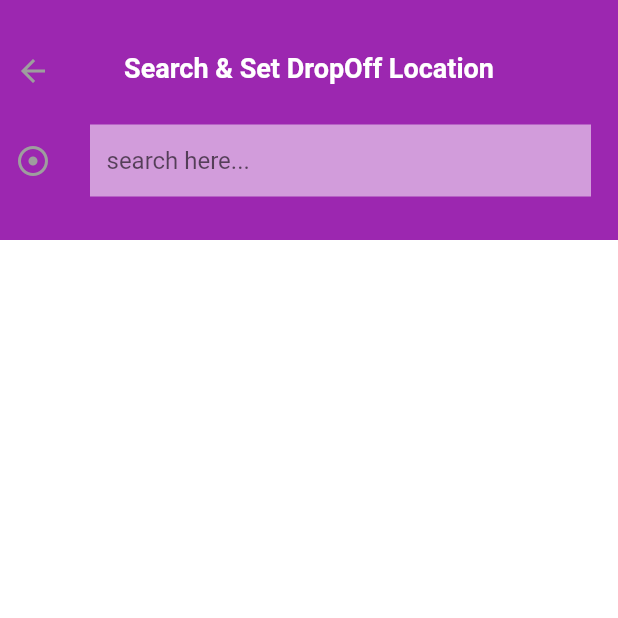
After one commit to Asia9999/users_app, a Flutter app: the SearchPlacesScreen screen opened directly, on a phone screen of 412 x 824 dp, the top half of it. The commit adds this screen. Run offline on Flutter 3.47's test engine with Material 2 defaults, Android fonts, the light colour scheme and no system bars; our stand-ins replace firebase_auth, firebase_core, firebase_database, fluttertoast, geolocator, google_maps_flutter; accounts and stored records are empty.

Commit message:
initial commit

```diff
--- a/lib/assistants/assistant_methods.dart
+++ b/lib/assistants/assistant_methods.dart
@@ -1,11 +1,13 @@
 import 'package:firebase_auth/firebase_auth.dart';
 import 'package:firebase_database/firebase_database.dart';
 import 'package:geolocator/geolocator.dart';
+import 'package:provider/provider.dart';
 import 'package:users_app/assistants/request_assistant.dart';
 import 'package:users_app/global/map_key.dart';
 import 'package:users_app/models/user_model.dart';
 
 import '../global/global.dart';
+import '../infoHandler/app_info.dart';
 import '../models/directions.dart';
 
 class AssistantMethods
@@ -23,6 +25,8 @@ class AssistantMethods
       userPickUpAddress.locationLatitude = position.latitude;
       userPickUpAddress.locationLongitude = position.longitude;
       userPickUpAddress.locationName = humanReadableAddress;
+
+      Provider.of<AppInfo>(context, listen: false).updatePickUpLocationAddress(userPickUpAddress);
 
     }
     return humanReadableAddress;
--- a/lib/global/map_key.dart
+++ b/lib/global/map_key.dart
@@ -1 +1 @@
-String mapKey= "AIzaSyAegsY1fpTItqZxITu7kyq4TCoHghrPE68";
+String mapKey= "AIzaSyBufaYHAy80nTHvhEjS8ABOwBlSK_3HCnQ";
--- /dev/null
+++ b/lib/mainScreens/search_places_screen.dart
@@ -0,0 +1,179 @@
+import 'package:flutter/material.dart';
+import 'package:users_app/assistants/request_assistant.dart';
+import 'package:users_app/global/map_key.dart';
+import 'package:users_app/models/predicted_places.dart';
+import 'package:users_app/models/predicted_places.dart';
+
+import '../widgets/place_prediction_tile.dart';
+//import 'package:users_app/widgets/place_prediction_tile.dart';
+
+
+class SearchPlacesScreen extends StatefulWidget
+{
+
+  @override
+  _SearchPlacesScreenState createState() => _SearchPlacesScreenState();
+}
+
+
+
+
+class _SearchPlacesScreenState extends State<SearchPlacesScreen>
+{
+  List<PredictedPlaces> placesPredictedList = [];
+
+  void findPlaceAutoCompleteSearch(String inputText) async
+  {
+    if(inputText.length > 1) //2 or more than 2 input characters
+        {
+      String urlAutoCompleteSearch = "https://maps.googleapis.com/maps/api/place/autocomplete/json?input=$inputText&key=$mapKey&components=country:SA";
+
+      var responseAutoCompleteSearch = await RequestAssistant.receiveRequest(urlAutoCompleteSearch);
+
+      if(responseAutoCompleteSearch == "Error Occurred, Failed. No Response.")
+      {
+        return;
+      }
+
+      if(responseAutoCompleteSearch["status"] == "OK")
+      {
+        var placePredictions = responseAutoCompleteSearch["predictions"];
+
+        var placePredictionsList = (placePredictions as List).map((jsonData) => PredictedPlaces.fromJson(jsonData)).toList();
+
+        setState(() {
+          placesPredictedList = placePredictionsList;
+        });
+      }
+    }
+  }
+
+  @override
+  Widget build(BuildContext context)
+  {
+    return Scaffold(
+      backgroundColor: Colors.white,
+      body: Column(
+        children: [
+          //search place ui
+          Container(
+            height: 160,
+            decoration: const BoxDecoration(
+              color: Colors.purple,
+              boxShadow:
+              [
+                BoxShadow(
+                  color: Colors.white54,
+                  blurRadius: 8,
+                  spreadRadius: 0.5,
+                  offset: Offset(
+                    0.7,
+                    0.7,
+                  ),
+                ),
+              ],
+            ),
+            child: Padding(
+              padding: const EdgeInsets.all(10.0),
+              child: Column(
+                children: [
+
+                  const SizedBox(height: 25.0),
+
+                  Stack(
+                    children: [
+
+                      GestureDetector(
+                        onTap: ()
+                        {
+                          Navigator.pop(context);
+                        },
+                        child: const Icon(
+                          Icons.arrow_back,
+                          color: Colors.grey,
+                        ),
+                      ),
+
+                      const Center(
+                        child: Text(
+                          "Search & Set DropOff Location",
+                          style: TextStyle(
+                            fontSize: 18.0,
+                            color: Colors.white,
+                            fontWeight: FontWeight.bold,
+                          ),
+                        ),
+                      ),
+                    ],
+                  ),
+
+                  const SizedBox(height: 16.0),
+
+                  Row(
+                    children: [
+
+                      const Icon(
+                        Icons.adjust_sharp,
+                        color: Colors.grey,
+                      ),
+
+                      const SizedBox(width: 18.0,),
+
+                      Expanded(
+                        child: Padding(
+                          padding: const EdgeInsets.all(8.0),
+                          child: TextField(
+                            onChanged: (valueTyped)
+                            {
+                              findPlaceAutoCompleteSearch(valueTyped);
+                            },
+                            decoration: const InputDecoration(
+                              hintText: "search here...",
+                              fillColor: Colors.white54,
+                              filled: true,
+                              border: InputBorder.none,
+                              contentPadding: EdgeInsets.only(
+                                left: 11.0,
+                                top: 8.0,
+                                bottom: 8.0,
+                              ),
+                            ),
+                          ),
+                        ),
+                      ),
+
+                    ],
+                  ),
+                ],
+              ),
+            ),
+          ),
+
+          //display place predictions result
+          (placesPredictedList.length > 0)
+              ? Expanded(
+            child: ListView.separated(
+              itemCount: placesPredictedList.length,
+              physics: ClampingScrollPhysics(),
+              itemBuilder: (context, index)
+              {
+                return PlacePredictionTileDesign(
+                  predictedPlaces: placesPredictedList[index],
+                );
+              },
+              separatorBuilder: (BuildContext context, int index)
+              {
+                return const Divider(
+                  height: 1,
+                  color: Colors.white,
+                  thickness: 1,
+                );
+              },
+            ),
+          )
+              : Container(),
+        ],
+      ),
+    );
+  }
+}
--- /dev/null
+++ b/lib/models/predicted_places.dart
@@ -0,0 +1,19 @@
+class PredictedPlaces
+{
+  String? place_id;
+  String? main_text;
+  String? secondary_text;
+
+  PredictedPlaces({
+    this.place_id,
+    this.main_text,
+    this.secondary_text,
+  });
+
+  PredictedPlaces.fromJson(Map<String, dynamic> jsonData)
+  {
+    place_id = jsonData["place_id"];
+    main_text = jsonData["structured_formatting"]["main_text"];
+    secondary_text = jsonData["structured_formatting"]["secondary_text"];
+  }
+}
--- a/pubspec.yaml
+++ b/pubspec.yaml
@@ -43,7 +43,6 @@ dependencies:
   geolocator: ^9.0.2
   http: ^0.13.6
   provider: ^6.0.5
-
 
 dev_dependencies:
   flutter_test:
```
Also changed, not shown: lib/infoHandler/app_info.dart (+14 -0 lines), lib/main.dart (+7 -1 lines), lib/mainScreens/main_screen.dart (+16 -3 lines), lib/widgets/place_prediction_tile.dart (added, +62 -0 lines).
